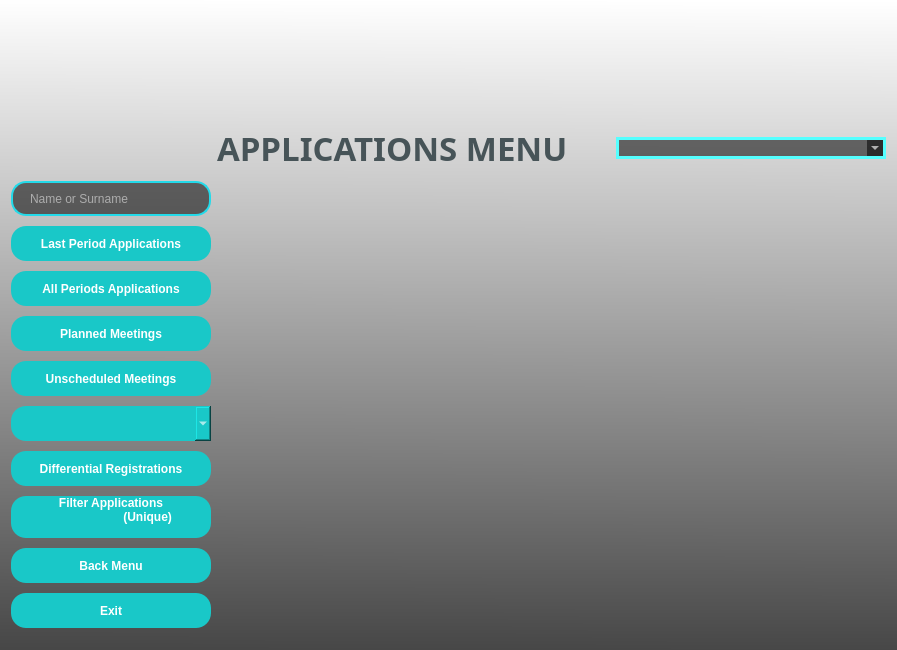
First picture: the form in VIT_Module/6-Python_Arayuz/UI_Files/applications_ui.ui, repository buyukakcali/Python-Module-Week7_CRM-Project, before the edit.
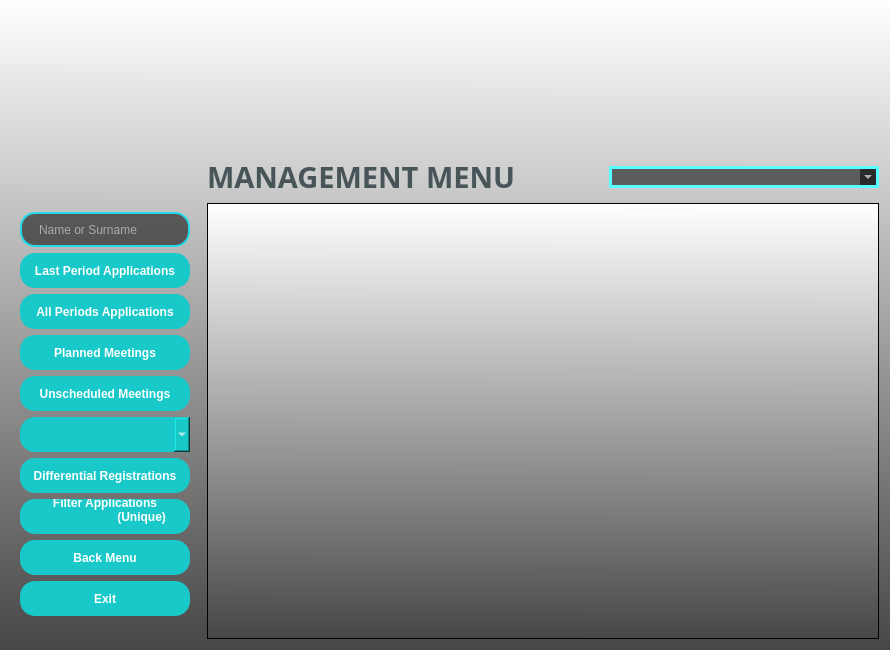
Second picture: the form after the edit. Icons and pictures are not drawn.

Commit message: Projenin Python Modulu tamamlandi!!! - arayuz dosyalari standarda oturtularak yeniden olusturuldu. - management.py modulu yeni arayuze uygun olarak duzenlendi. (uygulamadan direkt cikis yapma izni(button ve action menusu) kaldirildi)

Patch:
```diff
--- a/VIT_Module/6-Python_Arayuz/UI_Files/applications_ui.ui
+++ b/VIT_Module/6-Python_Arayuz/UI_Files/applications_ui.ui
@@ -6,16 +6,27 @@
    <rect>
     <x>0</x>
     <y>0</y>
-    <width>897</width>
+    <width>890</width>
     <height>650</height>
    </rect>
   </property>
+  <property name="sizePolicy">
+   <sizepolicy hsizetype="Preferred" vsizetype="Preferred">
+    <horstretch>0</horstretch>
+    <verstretch>0</verstretch>
+   </sizepolicy>
+  </property>
   <property name="minimumSize">
    <size>
-    <width>855</width>
+    <width>890</width>
     <height>650</height>
    </size>
   </property>
+  <property name="font">
+   <font>
+    <pointsize>7</pointsize>
+   </font>
+  </property>
   <property name="windowTitle">
    <string>APPLICATION</string>
   </property>
@@ -26,13 +37,21 @@
   <property name="styleSheet">
    <string notr="true">background-color: qlineargradient(spread:pad, x1:0.489, y1:1, x2:0.494, y2:0, stop:0 rgba(71, 71, 71, 255), stop:1 rgba(255, 255, 255, 255));</string>
   </property>
-  <layout class="QGridLayout" name="gridLayout">
-   <item row="0" column="0">
+  <layout class="QVBoxLayout" name="verticalLayout_2">
+   <item>
+    <layout class="QHBoxLayout" name="horizontalLayout">
+     <item>
     <widget class="QLabel" name="labelPicture">
+       <property name="minimumSize">
+        <size>
+         <width>150</width>
+         <height>130</height>
+        </size>
+       </property>
      <property name="maximumSize">
       <size>
-       <width>200</width>
-       <height>150</height>
+         <width>150</width>
+         <height>130</height>
       </size>
      </property>
      <property name="styleSheet">
@@ -49,8 +68,20 @@
      </property>
     </widget>
    </item>
-   <item row="0" column="1">
+     <item>
     <widget class="QLabel" name="labelLogo">
+       <property name="minimumSize">
+        <size>
+         <width>130</width>
+         <height>140</height>
+        </size>
+       </property>
+       <property name="maximumSize">
+        <size>
+         <width>130</width>
+         <height>140</height>
+        </size>
+       </property>
      <property name="styleSheet">
       <string notr="true">background-color: rgba(0, 0, 0,0%);</string>
      </property>
@@ -62,18 +93,24 @@
      </property>
     </widget>
    </item>
-   <item row="0" column="2" colspan="2">
+     <item>
     <widget class="QLabel" name="label">
+       <property name="sizePolicy">
+        <sizepolicy hsizetype="Fixed" vsizetype="Fixed">
+         <horstretch>0</horstretch>
+         <verstretch>0</verstretch>
+        </sizepolicy>
+       </property>
      <property name="minimumSize">
       <size>
-       <width>0</width>
-       <height>100</height>
+         <width>522</width>
+         <height>110</height>
       </size>
      </property>
      <property name="maximumSize">
       <size>
-       <width>16777215</width>
-       <height>100</height>
+         <width>522</width>
+         <height>110</height>
       </size>
      </property>
      <property name="styleSheet">
@@ -90,8 +127,8 @@
      </property>
     </widget>
    </item>
-   <item row="0" column="4">
-    <spacer name="horizontalSpacer">
+     <item>
+      <spacer name="horizontalSpacer_3">
      <property name="orientation">
       <enum>Qt::Horizontal</enum>
      </property>
@@ -103,20 +140,153 @@
      </property>
     </spacer>
    </item>
-   <item row="2" column="0">
+    </layout>
+   </item>
+   <item>
+    <layout class="QHBoxLayout" name="horizontalLayout_2">
+     <item>
+      <widget class="QLabel" name="labelMenuAreaKeeper">
+       <property name="minimumSize">
+        <size>
+         <width>190</width>
+         <height>40</height>
+        </size>
+       </property>
+       <property name="maximumSize">
+        <size>
+         <width>190</width>
+         <height>40</height>
+        </size>
+       </property>
+       <property name="styleSheet">
+        <string notr="true">background-color: rgba(0, 0, 0, 0);</string>
+       </property>
+       <property name="text">
+        <string/>
+       </property>
+      </widget>
+     </item>
+     <item>
+      <widget class="QLabel" name="labelMenu">
+       <property name="minimumSize">
+        <size>
+         <width>350</width>
+         <height>40</height>
+        </size>
+       </property>
+       <property name="maximumSize">
+        <size>
+         <width>350</width>
+         <height>40</height>
+        </size>
+       </property>
+       <property name="font">
+        <font>
+         <family>Arial Black</family>
+         <pointsize>22</pointsize>
+         <bold>true</bold>
+        </font>
+       </property>
+       <property name="styleSheet">
+        <string notr="true">background-color: rgba(0, 0, 0,0%);
+color: rgb(71, 84, 88);</string>
+       </property>
+       <property name="text">
+        <string>MANAGEMENT MENU</string>
+       </property>
+       <property name="scaledContents">
+        <bool>true</bool>
+       </property>
+      </widget>
+     </item>
+     <item>
+      <spacer name="horizontalSpacer_2">
+       <property name="orientation">
+        <enum>Qt::Horizontal</enum>
+       </property>
+       <property name="sizeHint" stdset="0">
+        <size>
+         <width>40</width>
+         <height>20</height>
+        </size>
+       </property>
+      </spacer>
+     </item>
+     <item>
+      <widget class="QComboBox" name="comboBoxFilterOptions">
+       <property name="minimumSize">
+        <size>
+         <width>270</width>
+         <height>0</height>
+        </size>
+       </property>
+       <property name="maximumSize">
+        <size>
+         <width>300</width>
+         <height>16777215</height>
+        </size>
+       </property>
+       <property name="styleSheet">
+        <string notr="true">QComboBox {
+	border-radius : 15px;
+	border: 3px solid rgb(85, 255, 255);
+	background-color: rgba(0, 0, 0,55%);
+	color: rgb(255, 255, 255);
+}
+
+QComboBox:hover {
+	border: 2px solid rgb(255, 80, 0);
+}
+
+QComboBox:focus  {
+  border: 2px solid rgb(162, 0, 0);
+  background-color: rgb(47, 47, 47);
+}
+</string>
+       </property>
+      </widget>
+     </item>
+    </layout>
+   </item>
+   <item>
+    <layout class="QGridLayout" name="gridLayout">
+     <item row="0" column="1">
+      <widget class="QTableWidget" name="tableWidget"/>
+     </item>
+     <item row="0" column="0">
+      <widget class="QFrame" name="frameButtons">
+       <property name="minimumSize">
+        <size>
+         <width>190</width>
+         <height>435</height>
+        </size>
+       </property>
+       <property name="maximumSize">
+        <size>
+         <width>190</width>
+         <height>16777215</height>
+        </size>
+       </property>
+       <property name="styleSheet">
+        <string notr="true">QFrame {
+	background-color: rgb(0, 0, 0, 0);
+}</string>
+       </property>
+       <layout class="QVBoxLayout" name="verticalLayout">
+        <item>
     <widget class="QLineEdit" name="lineEditSearch">
      <property name="enabled">
       <bool>true</bool>
      </property>
      <property name="minimumSize">
       <size>
-       <width>200</width>
+            <width>170</width>
        <height>35</height>
       </size>
      </property>
      <property name="maximumSize">
       <size>
-       <width>200</width>
+            <width>170</width>
        <height>35</height>
       </size>
      </property>
@@ -150,24 +320,17 @@
      </property>
     </widget>
    </item>
-   <item row="2" column="1" rowspan="10" colspan="4">
-    <widget class="QTableWidget" name="tableWidget">
-     <property name="styleSheet">
-      <string notr="true">background-color: rgba(0, 0, 0,0%);</string>
-     </property>
-    </widget>
-   </item>
-   <item row="3" column="0">
+        <item>
     <widget class="QPushButton" name="pushButtonLastPeriod">
      <property name="minimumSize">
       <size>
-       <width>200</width>
+            <width>170</width>
        <height>35</height>
       </size>
      </property>
      <property name="maximumSize">
       <size>
-       <width>200</width>
+            <width>170</width>
        <height>35</height>
       </size>
      </property>
@@ -194,17 +357,17 @@
      </property>
     </widget>
    </item>
-   <item row="4" column="0">
+        <item>
     <widget class="QPushButton" name="pushButtonAllPeriods">
      <property name="minimumSize">
       <size>
-       <width>200</width>
+            <width>170</width>
        <height>35</height>
       </size>
      </property>
      <property name="maximumSize">
       <size>
-       <width>200</width>
+            <width>170</width>
        <height>35</height>
       </size>
      </property>
@@ -231,17 +394,17 @@
      </property>
     </widget>
    </item>
-   <item row="5" column="0">
+        <item>
     <widget class="QPushButton" name="pushButtonPlannedMeetings">
      <property name="minimumSize">
       <size>
-       <width>200</width>
+            <width>170</width>
        <height>35</height>
       </size>
      </property>
      <property name="maximumSize">
       <size>
-       <width>200</width>
+            <width>170</width>
        <height>35</height>
       </size>
      </property>
@@ -267,17 +430,17 @@
      </property>
     </widget>
    </item>
-   <item row="6" column="0">
+        <item>
     <widget class="QPushButton" name="pushButtonUnscheduledMeeting">
      <property name="minimumSize">
       <size>
-       <width>200</width>
+            <width>170</width>
        <height>35</height>
       </size>
      </property>
      <property name="maximumSize">
       <size>
-       <width>200</width>
+            <width>170</width>
        <height>35</height>
       </size>
      </property>
@@ -303,18 +466,18 @@
      </property>
     </widget>
    </item>
-   <item row="7" column="0">
+        <item>
     <widget class="QComboBox" name="comboBoxDuplicatedApplications">
      <property name="minimumSize">
       <size>
-       <width>0</width>
+            <width>170</width>
        <height>35</height>
       </size>
      </property>
      <property name="maximumSize">
       <size>
-       <width>200</width>
-       <height>16777215</height>
+            <width>170</width>
+            <height>35</height>
       </size>
      </property>
      <property name="styleSheet">
@@ -331,18 +494,18 @@
      </property>
     </widget>
    </item>
-   <item row="8" column="0">
+        <item>
     <widget class="QPushButton" name="pushButtonDifferentialRegistrations">
      <property name="minimumSize">
       <size>
-       <width>0</width>
+            <width>170</width>
        <height>35</height>
       </size>
      </property>
      <property name="maximumSize">
       <size>
-       <width>200</width>
-       <height>16777215</height>
+            <width>170</width>
+            <height>35</height>
       </size>
      </property>
      <property name="font">
@@ -368,18 +531,18 @@
      </property>
     </widget>
    </item>
-   <item row="9" column="0">
+        <item>
     <widget class="QPushButton" name="pushButtonFilterApplications">
      <property name="minimumSize">
       <size>
-       <width>0</width>
+            <width>170</width>
        <height>35</height>
       </size>
      </property>
      <property name="maximumSize">
       <size>
-       <width>200</width>
-       <height>16777215</height>
+            <width>170</width>
+            <height>35</height>
       </size>
      </property>
      <property name="font">
@@ -407,17 +570,17 @@
      </property>
     </widget>
    </item>
-   <item row="10" column="0">
+        <item>
     <widget class="QPushButton" name="pushButtonBackMenu">
      <property name="minimumSize">
       <size>
-       <width>200</width>
+            <width>170</width>
        <height>35</height>
       </size>
      </property>
      <property name="maximumSize">
       <size>
-       <width>200</width>
+            <width>170</width>
        <height>35</height>
       </size>
      </property>
@@ -444,17 +607,17 @@
      </property>
     </widget>
    </item>
-   <item row="11" column="0">
+        <item>
     <widget class="QPushButton" name="pushButtonExit">
      <property name="minimumSize">
       <size>
-       <width>200</width>
+            <width>170</width>
        <height>35</height>
       </size>
      </property>
      <property name="maximumSize">
       <size>
-       <width>200</width>
+            <width>170</width>
        <height>35</height>
       </size>
      </property>
@@ -481,77 +644,20 @@
      </property>
     </widget>
    </item>
-   <item row="1" column="1" colspan="2">
-    <widget class="QLabel" name="labelProjectApplications">
-     <property name="sizePolicy">
-      <sizepolicy hsizetype="Preferred" vsizetype="Fixed">
-       <horstretch>0</horstretch>
-       <verstretch>0</verstretch>
-      </sizepolicy>
-     </property>
-     <property name="minimumSize">
+        <item>
+         <spacer name="verticalSpacer">
+          <property name="orientation">
+           <enum>Qt::Vertical</enum>
+          </property>
+          <property name="sizeHint" stdset="0">
       <size>
-       <width>0</width>
-       <height>0</height>
-      </size>
-     </property>
-     <property name="maximumSize">
-      <size>
-       <width>16777215</width>
-       <height>60</height>
-      </size>
-     </property>
-     <property name="font">
-      <font>
-       <family>Arial Black</family>
-       <pointsize>25</pointsize>
-       <bold>true</bold>
-      </font>
-     </property>
-     <property name="styleSheet">
-      <string notr="true">background-color: rgba(0, 0, 0,0%);
-                      color: rgb(71, 84, 88);
-                  </string>
-     </property>
-     <property name="text">
-      <string>APPLICATIONS MENU</string>
-     </property>
-    </widget>
-   </item>
-   <item row="1" column="3" colspan="2">
-    <layout class="QHBoxLayout" name="horizontalLayout">
-     <item alignment="Qt::AlignRight">
-      <widget class="QComboBox" name="comboBoxFilterOptions">
-       <property name="minimumSize">
-        <size>
-         <width>270</width>
-         <height>0</height>
-        </size>
-       </property>
-       <property name="maximumSize">
-        <size>
-         <width>300</width>
-         <height>16777215</height>
-        </size>
-       </property>
-       <property name="styleSheet">
-        <string notr="true">QComboBox {
-	border-radius : 15px;
-	border: 3px solid rgb(85, 255, 255);
-	background-color: rgba(0, 0, 0,55%);
-	color: rgb(255, 255, 255);
-}
-
-QComboBox:hover {
-	border: 2px solid rgb(255, 80, 0);
-}
-
-QComboBox:focus  {
-  border: 2px solid rgb(162, 0, 0);
-  background-color: rgb(47, 47, 47);
-}
-</string>
-       </property>
+            <width>20</width>
+            <height>40</height>
+           </size>
+          </property>
+         </spacer>
+        </item>
+       </layout>
       </widget>
      </item>
     </layout>
```
Left out of the diff: 37 changed lines with no effect on the pictures. Lines whose indentation alone changed are shown as unchanged. The commit also changes 34 other files.
